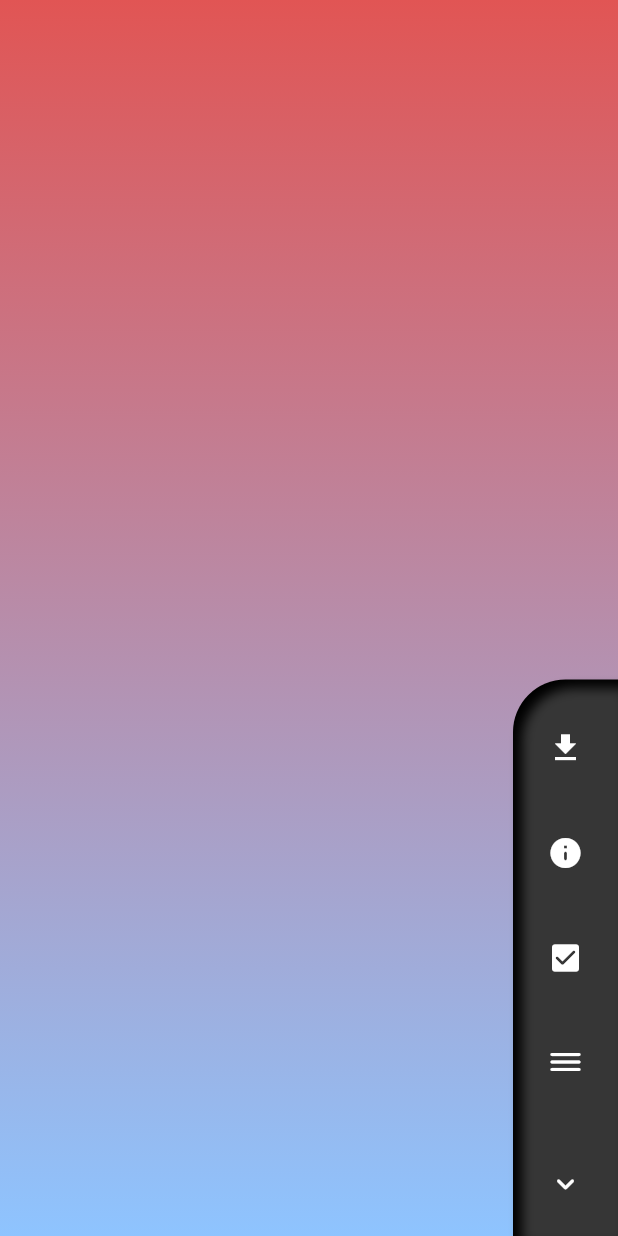
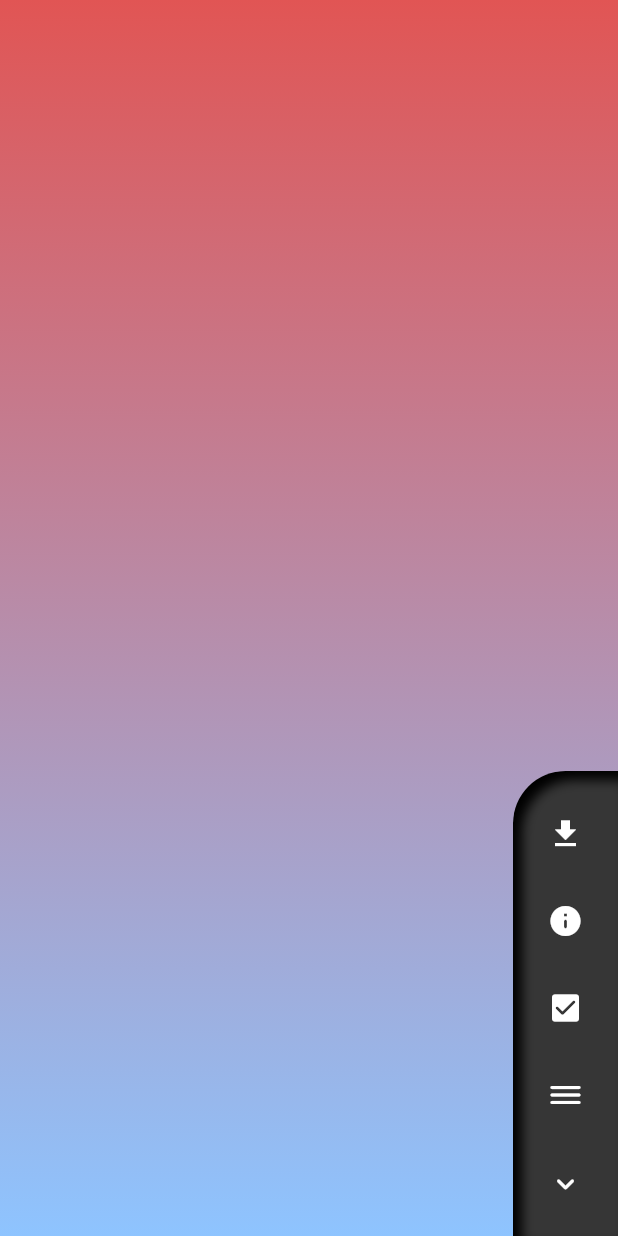
Before and after one commit to rovati/noteapp, a Flutter app: the screen it shows after launch, after a tap on the "keyboard arrow up" icon, on a phone screen of 412 x 824 dp. Run offline on Flutter 3.47's test engine with Material 2 defaults, Android fonts, the phone set to English and light mode, and no system bars; our stand-ins replace package_info_plus, shared_preferences; missing offline and left inert: flutter_archive; accounts and stored records are empty.

Commit message:
Add clipping and animation to sunken toolbar

```diff
--- a/notes/lib/widget/sunken_toolbar.dart
+++ b/notes/lib/widget/sunken_toolbar.dart
@@ -10,6 +10,12 @@ import '../screen/info.dart';
 import '../theme/app_theme.dart';
 import '../util/app_values.dart';
 
+// idea:
+// wrap everything in sizetransition
+// keep full column with buttons at constant size and right background color
+// stack top an animated container with just shadow that follows the sizetransition
+// problem: how to hide curved part?
+
 class SunkenToolbar extends StatefulWidget {
   const SunkenToolbar({super.key});
 
@@ -19,39 +25,56 @@ class SunkenToolbar extends StatefulWidget {
 
 class _SunkenToolbarState extends State<SunkenToolbar>
     with TickerProviderStateMixin {
-  final double iconSize = 70;
-  late double _height;
-  bool _downloadVisible = false;
-  bool _infoVisible = false;
-  bool _addPlainVisible = false;
-  bool _addCheckVisible = false;
-  double _downloadOpacity = 0.0;
-  double _infoOpacity = 0.0;
-  double _addPlainOpacity = 0.0;
-  double _addCheckOpacity = 0.0;
+  final double _width = 70.0;
+  final _height = 310.0;
+  late Animation<double> animation;
   late AnimationController _controller;
-  var isAnimating = false;
+  late AnimationController _rotation;
+  double _turns = 0;
 
   @override
   void initState() {
     super.initState();
-    _height = iconSize;
+    _rotation = AnimationController(
+        vsync: this, duration: const Duration(milliseconds: 250));
     _controller = AnimationController(
-        vsync: this, duration: const Duration(milliseconds: 350));
-    _controller.addListener(() {
-      setState(() {});
-    });
+      vsync: this,
+      duration: const Duration(milliseconds: 250),
+    );
+    animation = Tween<double>(begin: _height - _width, end: 0).animate(
+        CurvedAnimation(parent: _controller, curve: Curves.easeInOutCubic));
+  }
+
+  @override
+  void dispose() {
+    _rotation.dispose();
+    _controller.dispose();
+    super.dispose();
   }
 
   @override
   Widget build(BuildContext context) {
-    return AnimatedContainer(
+    return Container(
+      alignment: Alignment.bottomRight,
       height: _height,
-        width: iconSize,
-        decoration: BoxDecoration(
+      width: _width,
+      child: AnimatedBuilder(
+        animation: animation,
+        child: buttonsColumn(),
+        builder: (context, child) {
+          return ClipPath(
+            clipper: RoundedClipper(_width, _height, animation.value),
+            child: Stack(
+              alignment: Alignment.bottomCenter,
+              children: [
+                IgnorePointer(
+                  child: Container(
+                    height: _height - animation.value,
+                    width: 70,
+                    decoration: const BoxDecoration(
                       borderRadius:
-              BorderRadius.only(topLeft: Radius.circular(iconSize / 2)),
-          boxShadow: const [
+                          BorderRadius.only(topLeft: Radius.circular(35)),
+                      boxShadow: [
                         BoxShadow(
                           color: Colors.black,
                         ),
@@ -62,164 +85,81 @@ class _SunkenToolbarState extends State<SunkenToolbar>
                         ),
                       ],
                     ),
-        duration: const Duration(milliseconds: 250),
-        curve: Curves.easeInOutQuad,
-        child: Stack(
-          children: [
-            Column(
+                  ),
+                ),
+                child!,
+              ],
+            ),
+          );
+        },
+      ),
+    );
+  }
+
+  Widget buttonsColumn() => Column(
         mainAxisAlignment: MainAxisAlignment.end,
         children: [
-                Expanded(
-                  child: Column(
-                    mainAxisAlignment: MainAxisAlignment.spaceEvenly,
-                    crossAxisAlignment: CrossAxisAlignment.stretch,
-                    children: [
-                      Visibility(
-                        visible: _downloadVisible,
-                        child: AnimatedOpacity(
-                          opacity: _downloadOpacity,
-                          duration: const Duration(milliseconds: 150),
+          Padding(
+            padding: const EdgeInsets.only(top: 10),
             child: IconButton(
               onPressed: _onTapDownload,
               icon: const Icon(Icons.download),
             ),
           ),
-                      ),
-                      Visibility(
-                        visible: _infoVisible,
-                        child: AnimatedOpacity(
-                          opacity: _infoOpacity,
-                          duration: const Duration(milliseconds: 150),
+          Padding(
+            padding: const EdgeInsets.only(top: 10),
             child: IconButton(
               onPressed: _onTapOpenInfo,
               icon: const Icon(Icons.info_rounded),
             ),
           ),
-                      ),
-                      Visibility(
-                        visible: _addCheckVisible,
-                        child: AnimatedOpacity(
-                          opacity: _addCheckOpacity,
-                          duration: const Duration(milliseconds: 150),
+          Padding(
+            padding: const EdgeInsets.only(top: 10),
             child: IconButton(
               onPressed: _onTapNewChecklist,
               icon: const Icon(Icons.check_box_rounded),
             ),
           ),
-                      ),
-                      Visibility(
-                        visible: _addPlainVisible,
-                        child: AnimatedOpacity(
-                          opacity: _addPlainOpacity,
-                          duration: const Duration(milliseconds: 150),
+          Padding(
+            padding: const EdgeInsets.only(top: 10),
             child: IconButton(
               onPressed: _onTapNewPlainNote,
               icon: const Icon(Icons.dehaze_rounded),
             ),
           ),
+          SizedBox(
+            width: 70,
+            height: 70,
+            child: InkWell(
+                onTap: _onTapArrow,
+                borderRadius: BorderRadius.circular(35),
+                highlightColor: Themes.red,
+                child: AnimatedRotation(
+                  turns: _turns,
+                  duration: const Duration(milliseconds: 250),
+                  child: const Icon(Icons.keyboard_arrow_up_rounded),
+                )),
           ),
         ],
-                  ),
-                ),
-                SizedBox(
-                  width: iconSize,
-                  height: iconSize,
-                  // decoration: BoxDecoration(
-                  //     borderRadius: BorderRadius.circular(iconSize / 2),
-                  //     border: Border.all(
-                  //       color: Themes.tileBg,
-                  //       width: 2,
-                  //     )),
-                  child: InkWell(
-                    onTap: _onTapArrow,
-                    borderRadius: BorderRadius.circular(iconSize / 2),
-                    highlightColor: Themes.red,
-                    child: Transform.rotate(
-                        angle: _controller.value * pi * -1,
-                        child: const Icon(Icons.keyboard_arrow_up_rounded)),
-                  ),
-                ),
-              ],
-            ),
-          ],
-        ));
-  }
+      );
 
   void _onTapArrow() {
-    if (!isAnimating) {
-      if (_height != iconSize) {
-        closeToolbar();
+    if (_controller.status != AnimationStatus.reverse &&
+        _controller.status != AnimationStatus.forward) {
+      if (animation.value == 0) {
+        // close toolbar
+        setState(() {
+          _turns = 0.0;
+        });
+        _controller.reverse();
       } else {
-        openToolbar();
+        // open toolbar
+        setState(() {
+          _turns = -0.5;
+        });
+        _controller.forward();
       }
     }
-  }
-
-  void closeToolbar() {
-    isAnimating = true;
-    setState(() {
-      _downloadOpacity = 0.0;
-      _controller.reverse();
-    });
-    Future.delayed(const Duration(milliseconds: 50), () {
-      setState(() {
-        _infoOpacity = 0.0;
-      });
-    });
-    Future.delayed(const Duration(milliseconds: 100), () {
-      setState(() {
-        _addCheckOpacity = 0.0;
-      });
-    });
-    Future.delayed(const Duration(milliseconds: 150), () {
-      setState(() {
-        _addPlainOpacity = 0.0;
-      });
-    });
-    Future.delayed(const Duration(milliseconds: 250), () {
-      setState(() {
-        _downloadVisible = false;
-        _infoVisible = false;
-        _addCheckVisible = false;
-        _addPlainVisible = false;
-        _height = iconSize;
-      });
-      isAnimating = false;
-    });
-  }
-
-  void openToolbar() {
-    isAnimating = true;
-    setState(() {
-      _height = (iconSize * 5 + 3 * iconSize * 0.1);
-      _controller.forward();
-    });
-    Future.delayed(const Duration(milliseconds: 200), () {
-      setState(() {
-        _addPlainVisible = true;
-        _addCheckVisible = true;
-        _infoVisible = true;
-        _downloadVisible = true;
-        _addPlainOpacity = 1.0;
-      });
-    });
-    Future.delayed(const Duration(milliseconds: 250), () {
-      setState(() {
-        _addCheckOpacity = 1.0;
-      });
-    });
-    Future.delayed(const Duration(milliseconds: 300), () {
-      setState(() {
-        _infoOpacity = 1.0;
-      });
-      isAnimating = false;
-    });
-    Future.delayed(const Duration(milliseconds: 350), () {
-      setState(() {
-        _downloadOpacity = 1.0;
-      });
-      isAnimating = false;
-    });
   }
 
   void _onTapNewPlainNote() {
@@ -269,3 +209,31 @@ class _SunkenToolbarState extends State<SunkenToolbar>
     ScaffoldMessenger.of(context).showSnackBar(snack);
   }
 }
+
+class RoundedClipper extends CustomClipper<Path> {
+  final double height;
+  final double width;
+  final double animVal;
+
+  RoundedClipper(this.width, this.height, this.animVal);
+
+  @override
+  Path getClip(Size size) {
+    var path = Path();
+    path.lineTo(0.0, height);
+    path.lineTo(width, height);
+    path.lineTo(width, animVal);
+    path.lineTo(width / 2, animVal);
+    path.quadraticBezierTo(
+      0,
+      animVal,
+      0,
+      animVal + width / 2,
+    );
+    path.close();
+    return path;
+  }
+
+  @override
+  bool shouldReclip(CustomClipper<Path> oldClipper) => true;
+}
```
Lines whose indentation alone changed are shown as unchanged.
